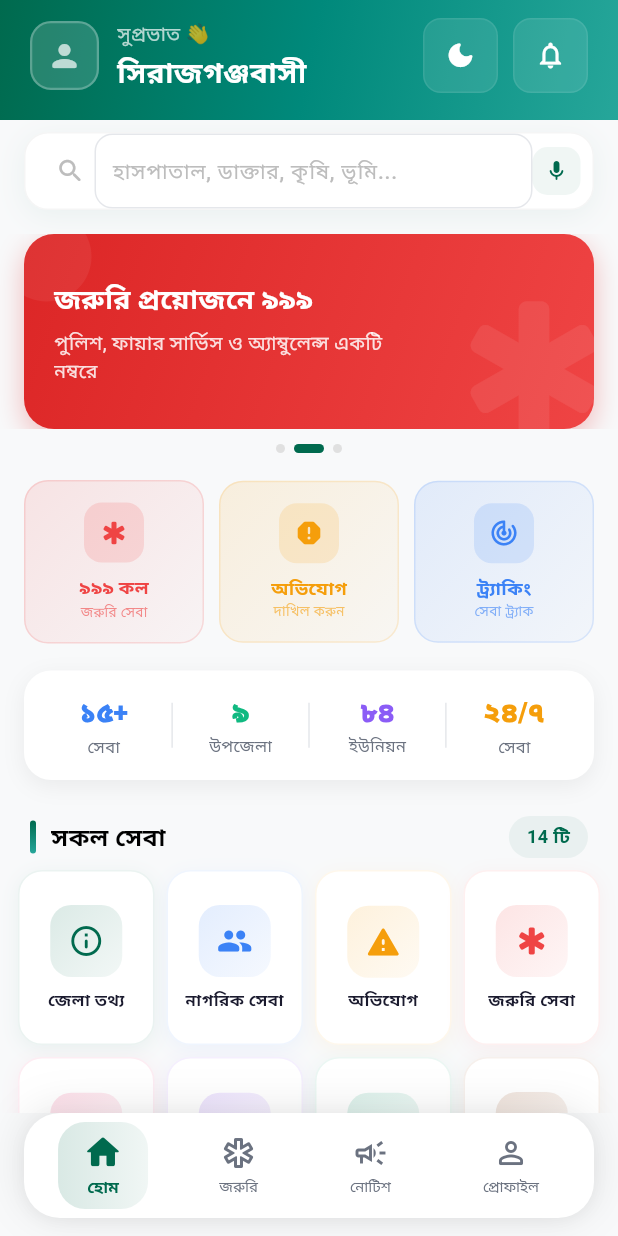
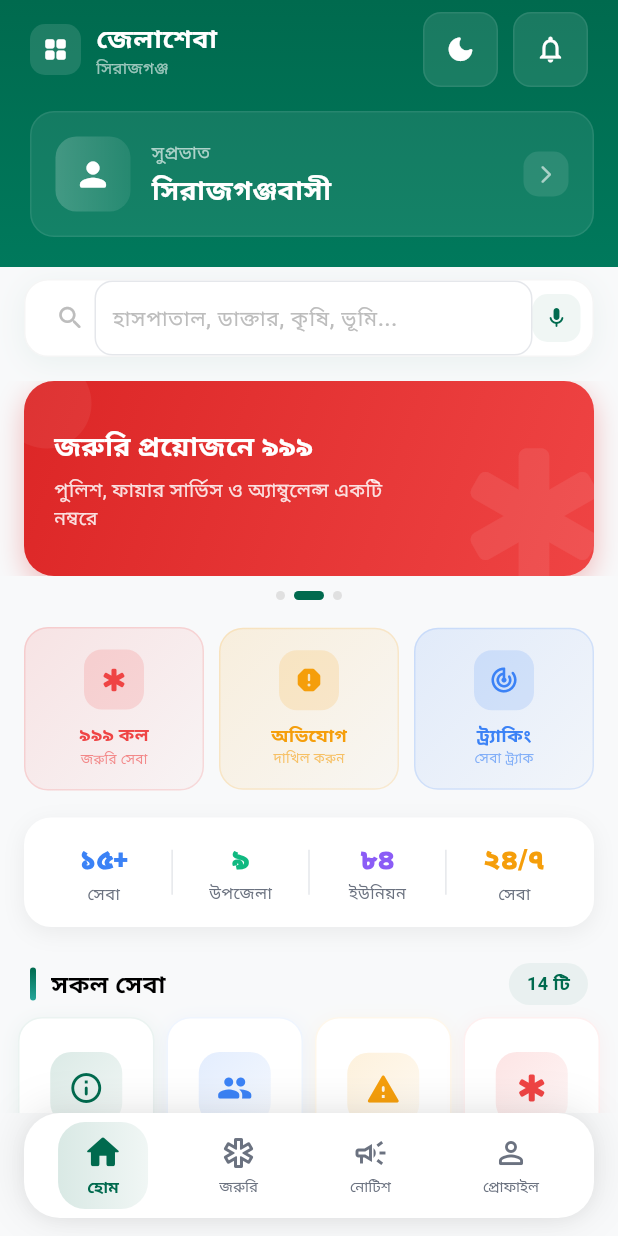
Before and after one commit to Atikul-debug/Jelasheba-App, a Flutter app: the screen it shows after launch, on a phone screen of 412 x 824 dp. Run offline on Flutter 3.47's test engine with Material 3 defaults, Android fonts, the phone set to English and light mode, and no system bars; our stand-ins replace shared_preferences.

Commit message:
Premium header redesign - 2-section layout with app branding + greeting card
New layout:
Top section: [Grid icon + জেলাশেবা/সিরাজগঞ্জ] .............. [🌙] [🔔]
Bottom section: Greeting card with glass effect
┌─────────────────────────────────────┐
│ ┌──┐  সুপ্রভাত                    → │
│ │আ │  সিরাজগঞ্জবাসী                 │
│ └──┘                               │
└─────────────────────────────────────┘

Design features:
- App branding: grid icon + জেলাশেবা title + সিরাজগঞ্জ subtitle
- Greeting inside glass-morphism card (white 8% bg + border)
- User avatar with gradient background
- Forward arrow button on greeting card
- Clean 2-color gradient (deep green → medium green)
- Compact, professional, govt app style

Co-Authored-By: Claude Opus 4.6 (1M context) <noreply@anthropic.com>

```diff
--- a/lib/features/home/screens/home_screen.dart
+++ b/lib/features/home/screens/home_screen.dart
@@ -172,57 +172,55 @@ class _HomeScreenState extends State<HomeScreen> with TickerProviderStateMixin {
     return CustomScrollView(
       physics: const BouncingScrollPhysics(),
       slivers: [
-        // Fixed Header - scrolls with content, never collapses
+        // Premium Header
         SliverToBoxAdapter(
           child: Container(
             decoration: BoxDecoration(
-              gradient: LinearGradient(
-                begin: Alignment.topLeft,
-                end: Alignment.bottomRight,
-                colors: isDark
-                    ? [AppColors.darkSurface, const Color(0xFF1A2332)]
-                    : [const Color(0xFF006A4E), const Color(0xFF00897B), const Color(0xFF26A69A)],
-              ),
+              color: isDark ? AppColors.darkSurface : AppColors.primary,
             ),
             child: SafeArea(
               bottom: false,
-              child: Padding(
-                padding: const EdgeInsets.fromLTRB(20, 12, 16, 18),
-                child: Row(
-                  children: [
-                    // Avatar
-                    Container(
-                      width: 46, height: 46,
+              child: Container(
+                padding: const EdgeInsets.fromLTRB(20, 8, 16, 20),
                 decoration: BoxDecoration(
-                        color: Colors.white.withValues(alpha: 0.15),
-                        borderRadius: BorderRadius.circular(14),
-                        border: Border.all(color: Colors.white.withValues(alpha: 0.25), width: 1.5),
-                      ),
-                      child: Center(
-                        child: appProvider.isLoggedIn
-                            ? Text(appProvider.userName.isNotEmpty ? appProvider.userName[0].toUpperCase() : 'U', style: const TextStyle(color: Colors.white, fontSize: 20, fontWeight: FontWeight.w800))
-                            : const Icon(Icons.person_rounded, color: Colors.white70, size: 24),
+                  gradient: LinearGradient(
+                    begin: Alignment.topCenter,
+                    end: Alignment.bottomCenter,
+                    colors: isDark
+                        ? [AppColors.darkSurface, AppColors.darkBackground]
+                        : [const Color(0xFF006A4E), const Color(0xFF00795C)],
                   ),
                 ),
-                    const SizedBox(width: 12),
-                    // Greeting + Name
-                    Expanded(
                 child: Column(
+                  children: [
+                    // Top row - actions
+                    Row(
+                      mainAxisAlignment: MainAxisAlignment.spaceBetween,
+                      children: [
+                        // App name
+                        Row(
+                          children: [
+                            Container(
+                              padding: const EdgeInsets.all(8),
+                              decoration: BoxDecoration(
+                                color: Colors.white.withValues(alpha: 0.12),
+                                borderRadius: BorderRadius.circular(10),
+                              ),
+                              child: const Icon(Icons.grid_view_rounded, size: 18, color: Colors.white),
+                            ),
+                            const SizedBox(width: 10),
+                            Column(
                               crossAxisAlignment: CrossAxisAlignment.start,
                               children: [
-                          Text(
-                            '${_getGreeting()} 👋',
-                            style: TextStyle(color: Colors.white.withValues(alpha: 0.7), fontSize: 13),
-                          ),
-                          const SizedBox(height: 2),
-                          Text(
-                            appProvider.isLoggedIn ? appProvider.userName : 'সিরাজগঞ্জবাসী',
-                            style: const TextStyle(color: Colors.white, fontSize: 19, fontWeight: FontWeight.w800),
+                                const Text('জেলাশেবা', style: TextStyle(color: Colors.white, fontSize: 17, fontWeight: FontWeight.w800, letterSpacing: 0.5)),
+                                Text('সিরাজগঞ্জ', style: TextStyle(color: Colors.white.withValues(alpha: 0.6), fontSize: 11, fontWeight: FontWeight.w500)),
+                              ],
                             ),
                           ],
                         ),
-                    ),
-                    // Action buttons
+                        // Actions
+                        Row(
+                          children: [
                             _buildAppBarAction(
                               icon: appProvider.isDarkMode ? Icons.light_mode_rounded : Icons.dark_mode_rounded,
                               onTap: () => appProvider.toggleDarkMode(),
@@ -232,6 +230,64 @@ class _HomeScreenState extends State<HomeScreen> with TickerProviderStateMixin {
                               icon: Icons.notifications_outlined,
                               onTap: () => _showNotifications(),
                               showBadge: appProvider.notifications.isNotEmpty,
+                            ),
+                          ],
+                        ),
+                      ],
+                    ),
+                    const SizedBox(height: 16),
+                    // Greeting card
+                    Container(
+                      width: double.infinity,
+                      padding: const EdgeInsets.all(16),
+                      decoration: BoxDecoration(
+                        color: Colors.white.withValues(alpha: 0.08),
+                        borderRadius: BorderRadius.circular(16),
+                        border: Border.all(color: Colors.white.withValues(alpha: 0.08)),
+                      ),
+                      child: Row(
+                        children: [
+                          // Avatar
+                          Container(
+                            width: 50, height: 50,
+                            decoration: BoxDecoration(
+                              gradient: LinearGradient(
+                                colors: [Colors.white.withValues(alpha: 0.2), Colors.white.withValues(alpha: 0.08)],
+                              ),
+                              borderRadius: BorderRadius.circular(14),
+                            ),
+                            child: Center(
+                              child: appProvider.isLoggedIn
+                                  ? Text(appProvider.userName.isNotEmpty ? appProvider.userName[0].toUpperCase() : 'U', style: const TextStyle(color: Colors.white, fontSize: 22, fontWeight: FontWeight.w800))
+                                  : const Icon(Icons.person_rounded, color: Colors.white, size: 26),
+                            ),
+                          ),
+                          const SizedBox(width: 14),
+                          // Text
+                          Expanded(
+                            child: Column(
+                              crossAxisAlignment: CrossAxisAlignment.start,
+                              children: [
+                                Text(_getGreeting(), style: TextStyle(color: Colors.white.withValues(alpha: 0.65), fontSize: 12)),
+                                const SizedBox(height: 3),
+                                Text(
+                                  appProvider.isLoggedIn ? appProvider.userName : 'সিরাজগঞ্জবাসী',
+                                  style: const TextStyle(color: Colors.white, fontSize: 18, fontWeight: FontWeight.w700),
+                                ),
+                              ],
+                            ),
+                          ),
+                          // Arrow
+                          Container(
+                            padding: const EdgeInsets.all(8),
+                            decoration: BoxDecoration(
+                              color: Colors.white.withValues(alpha: 0.1),
+                              borderRadius: BorderRadius.circular(10),
+                            ),
+                            child: const Icon(Icons.arrow_forward_ios_rounded, size: 14, color: Colors.white60),
+                          ),
+                        ],
+                      ),
                     ),
                   ],
                 ),
```
Lines whose indentation alone changed are shown as unchanged.
